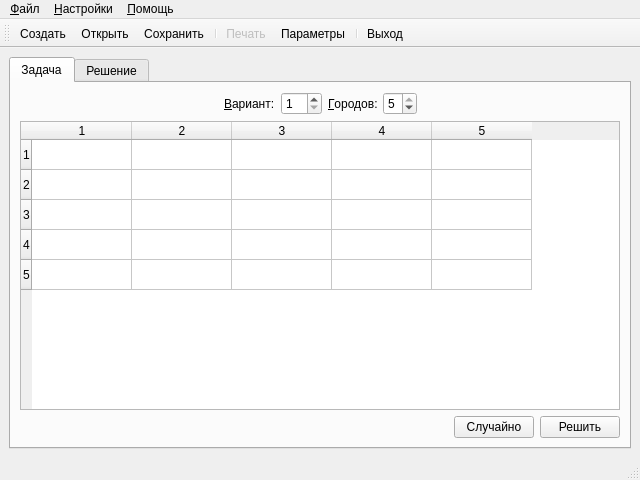
Old version of the form ui/mainwindow.ui in the repository leppa/tspsg.
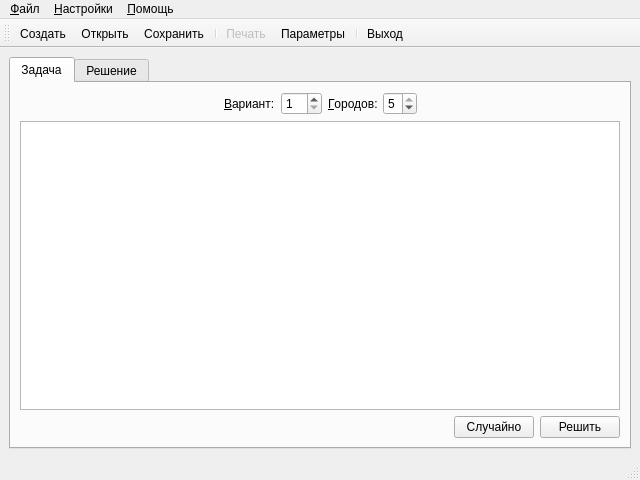
New version of the form. Icons and pictures are not drawn.

Commit message: Finished converting to Qt's model/view architecture

Patch:
```diff
--- a/ui/mainwindow.ui
+++ b/ui/mainwindow.ui
@@ -116,29 +116,13 @@
          </layout>
         </item>
         <item>
-         <widget class="QTableWidget" name="tableTask" >
+         <widget class="QTableView" name="taskView" >
           <property name="statusTip" >
            <string>Стоимости переходов/переездов из города в город</string>
           </property>
           <property name="selectionMode" >
            <enum>QAbstractItemView::NoSelection</enum>
           </property>
-          <property name="rowCount" >
-           <number>5</number>
-          </property>
-          <property name="columnCount" >
-           <number>5</number>
-          </property>
-          <row/>
-          <row/>
-          <row/>
-          <row/>
-          <row/>
-          <column/>
-          <column/>
-          <column/>
-          <column/>
-          <column/>
          </widget>
         </item>
         <item>
```
The commit also changes 6 other files.
